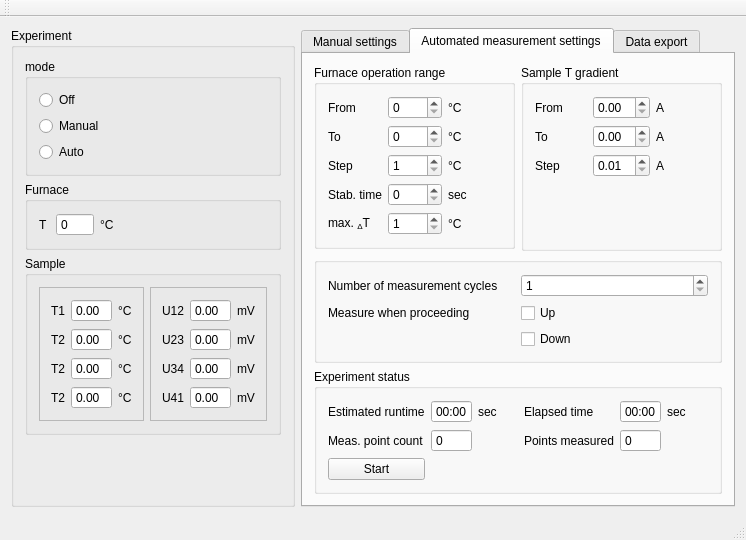
Above: Seebeck/mainwindow.ui from mBr001/seebeck before the change. Below: the same form after it.
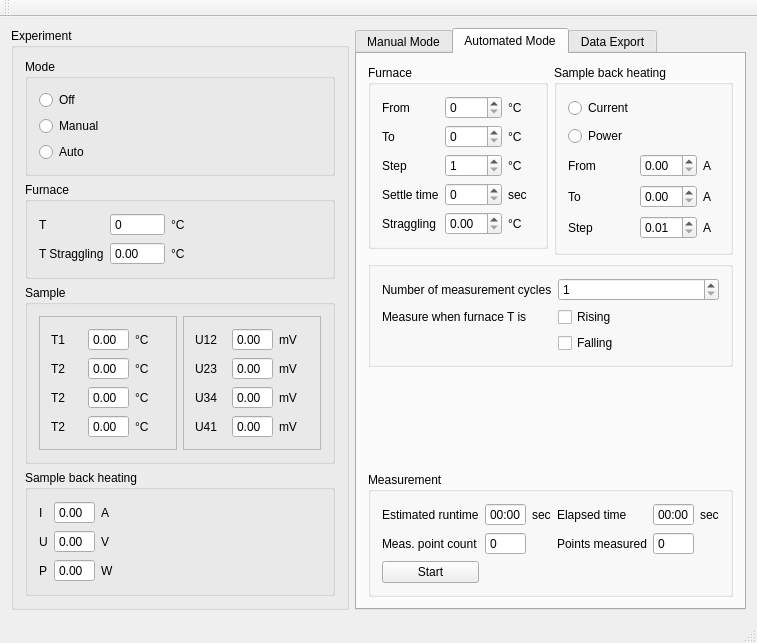
That is the form after the change. The open tabs and pages were chosen to show the change.

Commit message: GUI reorganization, finished manual mode

Patch:
```diff
--- a/Seebeck/mainwindow.ui
+++ b/Seebeck/mainwindow.ui
@@ -6,8 +6,8 @@
    <rect>
     <x>0</x>
     <y>0</y>
-    <width>746</width>
-    <height>532</height>
+    <width>757</width>
+    <height>583</height>
    </rect>
   </property>
   <property name="windowTitle">
@@ -21,10 +21,10 @@
        <string>Experiment</string>
       </property>
       <layout class="QGridLayout" name="gridLayout_7">
-       <item row="0" column="0" colspan="3">
+       <item row="0" column="0">
         <widget class="QGroupBox" name="groupBox">
          <property name="title">
-          <string>mode</string>
+          <string>Mode</string>
          </property>
          <layout class="QGridLayout" name="gridLayout">
           <item row="0" column="0">
@@ -60,7 +60,7 @@
          </layout>
         </widget>
        </item>
-       <item row="3" column="0" colspan="3">
+       <item row="3" column="0">
         <widget class="QGroupBox" name="groupBox_4">
          <property name="title">
           <string>Sample</string>
@@ -285,7 +285,7 @@
          </layout>
         </widget>
        </item>
-       <item row="4" column="0">
+       <item row="5" column="0">
         <spacer name="verticalSpacer_3">
          <property name="orientation">
           <enum>Qt::Vertical</enum>
@@ -298,7 +298,7 @@
          </property>
         </spacer>
        </item>
-       <item row="2" column="0" colspan="3">
+       <item row="2" column="0">
         <widget class="QGroupBox" name="groupBox_8">
          <property name="title">
           <string>Furnace</string>
@@ -337,7 +337,7 @@
             </property>
            </widget>
           </item>
-          <item row="0" column="3">
+          <item row="0" column="3" rowspan="2">
            <spacer name="horizontalSpacer_2">
             <property name="orientation">
              <enum>Qt::Horizontal</enum>
@@ -350,6 +350,127 @@
             </property>
            </spacer>
           </item>
+          <item row="1" column="0">
+           <widget class="QLabel" name="label_21">
+            <property name="text">
+             <string>T Straggling</string>
+            </property>
+           </widget>
+          </item>
+          <item row="1" column="1">
+           <widget class="QDoubleSpinBox" name="TStragglingDoubleSpinBox">
+            <property name="readOnly">
+             <bool>true</bool>
+            </property>
+            <property name="buttonSymbols">
+             <enum>QAbstractSpinBox::NoButtons</enum>
+            </property>
+            <property name="maximum">
+             <double>9999.989999999999782</double>
+            </property>
+           </widget>
+          </item>
+          <item row="1" column="2">
+           <widget class="QLabel" name="label_22">
+            <property name="text">
+             <string>°C</string>
+            </property>
+           </widget>
+          </item>
+         </layout>
+        </widget>
+       </item>
+       <item row="4" column="0">
+        <widget class="QGroupBox" name="groupBox_12">
+         <property name="title">
+          <string>Sample back heating</string>
+         </property>
+         <layout class="QGridLayout" name="gridLayout_16">
+          <item row="0" column="0">
+           <widget class="QLabel" name="label_61">
+            <property name="text">
+             <string>I</string>
+            </property>
+           </widget>
+          </item>
+          <item row="0" column="1">
+           <widget class="QDoubleSpinBox" name="doubleSpinBox_11">
+            <property name="readOnly">
+             <bool>true</bool>
+            </property>
+            <property name="buttonSymbols">
+             <enum>QAbstractSpinBox::NoButtons</enum>
+            </property>
+           </widget>
+          </item>
+          <item row="0" column="2">
+           <widget class="QLabel" name="label_64">
+            <property name="text">
+             <string>A</string>
+            </property>
+           </widget>
+          </item>
+          <item row="1" column="0">
+           <widget class="QLabel" name="label_62">
+            <property name="text">
+             <string>U</string>
+            </property>
+           </widget>
+          </item>
+          <item row="2" column="0">
+           <widget class="QLabel" name="label_63">
+            <property name="text">
+             <string>P</string>
+            </property>
+           </widget>
+          </item>
+          <item row="1" column="1">
+           <widget class="QDoubleSpinBox" name="doubleSpinBox_12">
+            <property name="readOnly">
+             <bool>true</bool>
+            </property>
+            <property name="buttonSymbols">
+             <enum>QAbstractSpinBox::NoButtons</enum>
+            </property>
+           </widget>
+          </item>
+          <item row="2" column="1">
+           <widget class="QDoubleSpinBox" name="doubleSpinBox_13">
+            <property name="readOnly">
+             <bool>true</bool>
+            </property>
+            <property name="buttonSymbols">
+             <enum>QAbstractSpinBox::NoButtons</enum>
+            </property>
+           </widget>
+          </item>
+          <item row="1" column="2">
+           <widget class="QLabel" name="label_65">
+            <property name="text">
+             <string>V</string>
+            </property>
+           </widget>
+          </item>
+          <item row="2" column="2">
+           <widget class="QLabel" name="label_66">
+            <property name="text">
+             <string>W</string>
+            </property>
+           </widget>
+          </item>
+          <item row="0" column="3" rowspan="3">
+           <spacer name="horizontalSpacer">
+            <property name="orientation">
+             <enum>Qt::Horizontal</enum>
+            </property>
+            <property name="sizeHint" stdset="0">
+             <size>
+              <width>40</width>
+              <height>20</height>
+             </size>
+            </property>
+           </spacer>
+          </item>
          </layout>
         </widget>
        </item>
@@ -363,7 +484,7 @@
       </property>
       <widget class="QWidget" name="tab">
        <attribute name="title">
-        <string>Manual settings</string>
+        <string>Manual Mode</string>
        </attribute>
        <layout class="QGridLayout" name="gridLayout_8">
         <item row="0" column="0">
@@ -417,27 +538,6 @@
              </property>
             </widget>
            </item>
-           <item row="2" column="0">
-            <widget class="QLabel" name="label_21">
-             <property name="text">
-              <string>Settled max dT</string>
-             </property>
-            </widget>
-           </item>
-           <item row="2" column="1">
-            <widget class="QSpinBox" name="manualSeetleTStragglingSpinBox">
-             <property name="maximum">
-              <number>9999</number>
-             </property>
-            </widget>
-           </item>
-           <item row="2" column="2">
-            <widget class="QLabel" name="label_22">
-             <property name="text">
-              <string>°C</string>
-             </property>
-            </widget>
-           </item>
           </layout>
          </widget>
         </item>
@@ -501,26 +601,13 @@
       </widget>
       <widget class="QWidget" name="tab_2">
        <attribute name="title">
-        <string>Automated measurement settings</string>
+        <string>Automated Mode</string>
        </attribute>
        <layout class="QGridLayout" name="gridLayout_10">
-        <item row="1" column="0">
-         <spacer name="verticalSpacer_2">
-          <property name="orientation">
-           <enum>Qt::Vertical</enum>
-          </property>
-          <property name="sizeHint" stdset="0">
-           <size>
-            <width>20</width>
-            <height>40</height>
-           </size>
-          </property>
-         </spacer>
-        </item>
         <item row="0" column="0">
          <widget class="QGroupBox" name="groupBox_7">
           <property name="title">
-           <string>Furnace operation range</string>
+           <string>Furnace</string>
           </property>
           <layout class="QGridLayout" name="gridLayout_9">
            <item row="0" column="0">
@@ -604,18 +691,14 @@
            <item row="3" column="0">
             <widget class="QLabel" name="label_48">
              <property name="text">
-              <string>Stab. time</string>
+              <string>Settle time</string>
              </property>
             </widget>
            </item>
            <item row="4" column="0">
             <widget class="QLabel" name="label_49">
              <property name="text">
-              <string>&lt;!DOCTYPE HTML PUBLIC &quot;-//W3C//DTD HTML 4.0//EN&quot; &quot;http://www.w3.org/TR/REC-html40/strict.dtd&quot;&gt;
-&lt;html&gt;&lt;head&gt;&lt;meta name=&quot;qrichtext&quot; content=&quot;1&quot; /&gt;&lt;style type=&quot;text/css&quot;&gt;
-p, li { white-space: pre-wrap; }
-&lt;/style&gt;&lt;/head&gt;&lt;body style=&quot; font-family:'Sans Serif'; font-size:9pt; font-weight:400; font-style:normal;&quot;&gt;
-&lt;p style=&quot; margin-top:0px; margin-bottom:0px; margin-left:0px; margin-right:0px; -qt-block-indent:0; text-indent:0px;&quot;&gt;max. &lt;span style=&quot; vertical-align:sub;&quot;&gt;Δ&lt;/span&gt;T&lt;/p&gt;&lt;/body&gt;&lt;/html&gt;</string>
+              <string>Straggling</string>
              </property>
             </widget>
            </item>
@@ -634,11 +717,7 @@
             </widget>
            </item>
            <item row="4" column="1">
-            <widget class="QSpinBox" name="autoMeasMaxdTSpinBox">
-             <property name="minimum">
-              <number>1</number>
-             </property>
-            </widget>
+            <widget class="QDoubleSpinBox" name="autoMeasTStragglingDoubleSpinBox"/>
            </item>
           </layout>
          </widget>
@@ -646,18 +725,18 @@
         <item row="0" column="1" rowspan="2">
          <widget class="QGroupBox" name="groupBox_5">
           <property name="title">
-           <string>Sample T gradient</string>
+           <string>Sample back heating</string>
           </property>
           <layout class="QGridLayout" name="gridLayout_5">
-           <item row="2" column="0">
+           <item row="4" column="0">
             <widget class="QLabel" name="label_14">
              <property name="text">
               <string>Step</string>
              </property>
             </widget>
            </item>
-           <item row="2" column="1">
-            <widget class="QDoubleSpinBox" name="autoMeasSampleIDoubleSpinBox">
+           <item row="4" column="1">
+            <widget class="QDoubleSpinBox" name="autoMeasSampleStepDoubleSpinBox">
              <property name="toolTip">
               <string>Sample current generating temperature gradient.</string>
              </property>
@@ -669,67 +748,118 @@
              </property>
             </widget>
            </item>
-           <item row="2" column="2">
+           <item row="4" column="2">
             <widget class="QLabel" name="label_18">
              <property name="text">
               <string>A</string>
              </property>
             </widget>
            </item>
-           <item row="3" column="1">
-            <spacer name="verticalSpacer_4">
-             <property name="orientation">
-              <enum>Qt::Vertical</enum>
-             </property>
-             <property name="sizeHint" stdset="0">
-              <size>
-               <width>20</width>
-               <height>40</height>
-              </size>
-             </property>
-            </spacer>
-           </item>
-           <item row="0" column="0">
+           <item row="2" column="0">
             <widget class="QLabel" name="label_36">
              <property name="text">
               <string>From</string>
              </property>
             </widget>
            </item>
-           <item row="1" column="0">
+           <item row="3" column="0">
             <widget class="QLabel" name="label_37">
              <property name="text">
               <string>To</string>
              </property>
             </widget>
            </item>
-           <item row="1" column="1">
-            <widget class="QDoubleSpinBox" name="doubleSpinBox_4"/>
+           <item row="3" column="1">
+            <widget class="QDoubleSpinBox" name="autoMeasSampleToDoubleSpinBox"/>
            </item>
-           <item row="0" column="1">
-            <widget class="QDoubleSpinBox" name="doubleSpinBox_5"/>
+           <item row="2" column="1">
+            <widget class="QDoubleSpinBox" name="autoMeasSampleFromDoubleSpinBox"/>
            </item>
-           <item row="1" column="2">
+           <item row="3" column="2">
             <widget class="QLabel" name="label_38">
              <property name="text">
               <string>A</string>
              </property>
             </widget>
            </item>
-           <item row="0" column="2">
+           <item row="2" column="2">
             <widget class="QLabel" name="label_39">
              <property name="text">
               <string>A</string>
              </property>
             </widget>
            </item>
+           <item row="0" column="0">
+            <widget class="QRadioButton" name="autoMeasModeCurrentRadioButton">
+             <property name="text">
+              <string>Current</string>
+             </property>
+            </widget>
+           </item>
+           <item row="1" column="0">
+            <widget class="QRadioButton" name="autoMeasModePowerRadioButton">
+             <property name="text">
+              <string>Power</string>
+             </property>
+            </widget>
+           </item>
           </layout>
          </widget>
         </item>
-        <item row="3" column="0" colspan="2">
+        <item row="2" column="0" colspan="2">
+         <widget class="QGroupBox" name="groupBox_10">
+          <property name="title">
+           <string/>
+          </property>
+          <layout class="QGridLayout" name="gridLayout_15">
+           <item row="0" column="0">
+            <widget class="QLabel" name="label_57">
+             <property name="text">
+              <string>Number of measurement cycles</string>
+             </property>
+            </widget>
+           </item>
+           <item row="0" column="1">
+            <widget class="QSpinBox" name="autoMeasCyclesSpinBox">
+             <property name="minimum">
+              <number>1</number>
+             </property>
+            </widget>
+           </item>
+           <item row="1" column="1">
+            <widget class="QCheckBox" name="autoMeasRisingCheckBox">
+             <property name="statusTip">
+              <string>Make measurements when furnace T is rising.</string>
+             </property>
+             <property name="text">
+              <string>Rising</string>
+             </property>
+            </widget>
+           </item>
+           <item row="2" column="1">
+            <widget class="QCheckBox" name="autoMeasFallingCheckBox">
+             <property name="statusTip">
+              <string>Make measurements when furnace T is falling.</string>
+             </property>
+             <property name="text">
+              <string>Falling</string>
+             </property>
+            </widget>
+           </item>
+           <item row="1" column="0">
+            <widget class="QLabel" name="label_59">
+             <property name="text">
+              <string>Measure when furnace T is </string>
+             </property>
+            </widget>
+           </item>
+          </layout>
+         </widget>
+        </item>
+        <item row="4" column="0" colspan="2">
          <widget class="QGroupBox" name="groupBox_9">
           <property name="title">
-           <string>Experiment status</string>
+           <string>Measurement</string>
           </property>
           <layout class="QGridLayout" name="gridLayout_14">
            <item row="2" column="0">
@@ -830,61 +960,24 @@
           </layout>
          </widget>
         </item>
-        <item row="2" column="0" colspan="2">
-         <widget class="QGroupBox" name="groupBox_10">
-          <property name="title">
-           <string/>
+        <item row="3" column="0" colspan="2">
+         <spacer name="verticalSpacer_2">
+          <property name="orientation">
+           <enum>Qt::Vertical</enum>
           </property>
-          <layout class="QGridLayout" name="gridLayout_15">
-           <item row="0" column="0">
-            <widget class="QLabel" name="label_57">
-             <property name="text">
-              <string>Number of measurement cycles</string>
-             </property>
-            </widget>
-           </item>
-           <item row="0" column="1">
-            <widget class="QSpinBox" name="autoMeasCyclesSpinBox">
-             <property name="minimum">
-              <number>1</number>
-             </property>
-            </widget>
-           </item>
-           <item row="1" column="1">
-            <widget class="QCheckBox" name="checkBox">
-             <property name="statusTip">
-              <string>Make measurements when furnace T is rising.</string>
-             </property>
-             <property name="text">
-              <string>Up</string>
-             </property>
-            </widget>
-           </item>
-           <item row="2" column="1">
-            <widget class="QCheckBox" name="checkBox_2">
-             <property name="statusTip">
-              <string>Make measurements when furnace T is falling.</string>
-             </property>
-             <property name="text">
-              <string>Down</string>
-             </property>
-            </widget>
-           </item>
-           <item row="1" column="0">
-            <widget class="QLabel" name="label_59">
-             <property name="text">
-              <string>Measure when proceeding </string>
-             </property>
-            </widget>
-           </item>
-          </layout>
-         </widget>
+          <property name="sizeHint" stdset="0">
+           <size>
+            <width>20</width>
+            <height>40</height>
+           </size>
+          </property>
+         </spacer>
         </item>
        </layout>
       </widget>
       <widget class="QWidget" name="tab_3">
        <attribute name="title">
-        <string>Data export</string>
+        <string>Data Export</string>
        </attribute>
        <widget class="QLabel" name="label_27">
         <property name="geometry">
```
Left out of the diff: 109 changed lines with no effect on the pictures. The commit also changes 2 other files.
